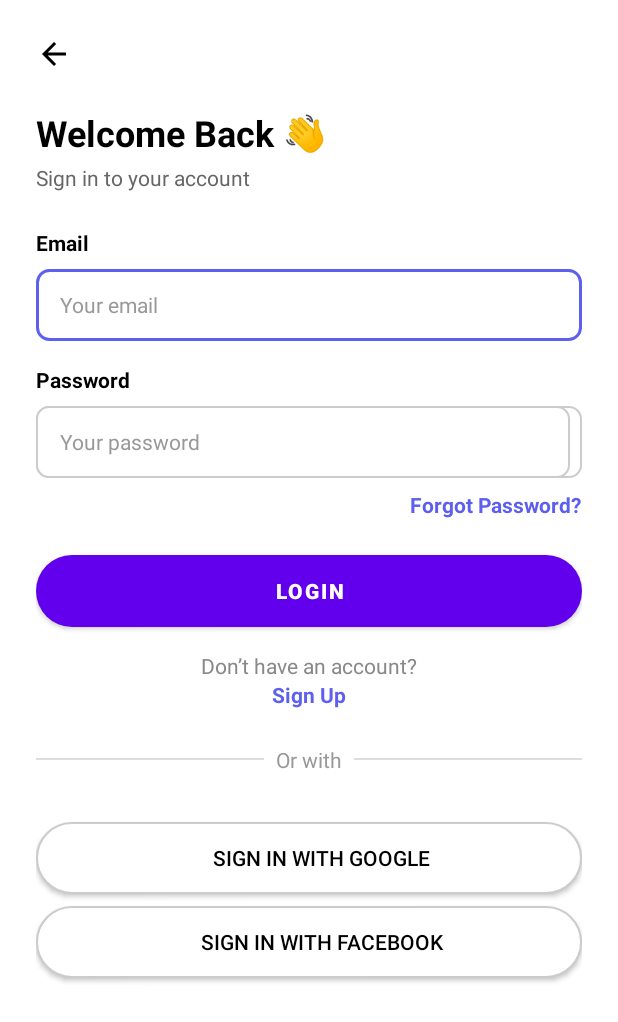
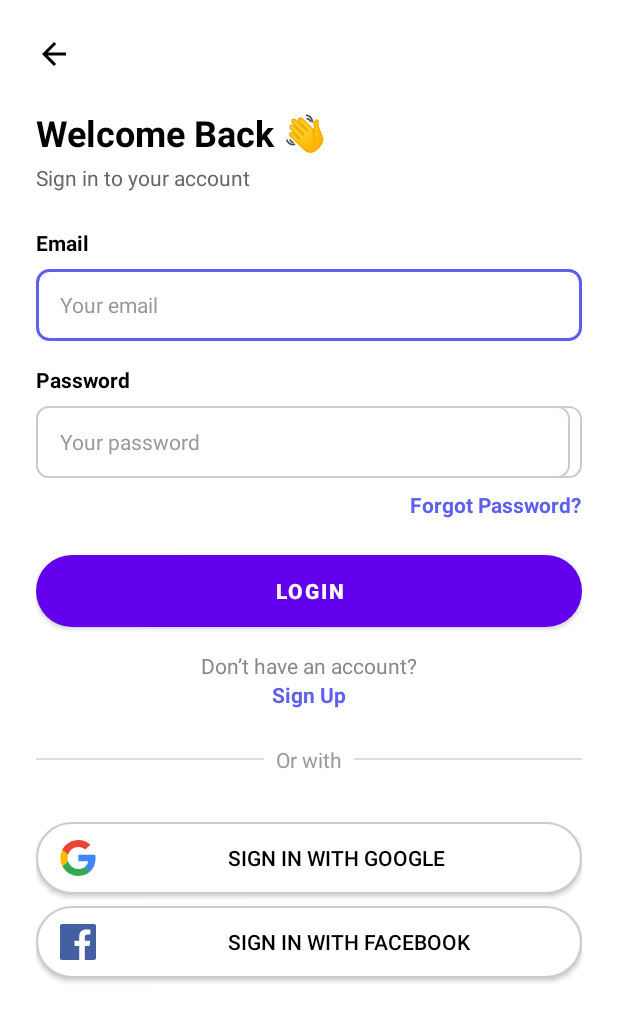
Before and after one commit to trunghia-ne/MovieAppByJava, an Android app: the LoginActivity screen opened directly, with no data from a screen before it, on a phone screen of 412 x 824 dp. Shown: the top 1022 px of the screen. Run offline under Robolectric (Android 15) with nearby library versions, the phone set to English and light mode, and no system bars; our stand-ins replace Firebase (no records; nobody signed in at launch, a user with empty details on screens opened directly); libraries missing offline, so code that uses them is left out: es.dmoral.toasty.

Commit message:
add login with google

```diff
--- a/app/build.gradle
+++ b/app/build.gradle
@@ -55,6 +55,8 @@ dependencies {
 
     // Thêm Firebase Auth nếu dùng
     implementation 'com.google.firebase:firebase-auth'
+    implementation 'com.google.firebase:firebase-auth:22.3.0' // bản mới nhất
+    implementation 'com.google.android.gms:play-services-auth:21.0.0'
 
     // Các thư viện Firebase khác nếu cần
     implementation 'com.google.firebase:firebase-firestore'
--- a/app/src/main/java/com/example/movieappbyjava/LoginActivity.java
+++ b/app/src/main/java/com/example/movieappbyjava/LoginActivity.java
@@ -7,9 +7,12 @@ import android.view.View;
 import android.widget.Button;
 import android.widget.EditText;
 import android.widget.TextView;
-import android.widget.Toast;
-import com.google.firebase.auth.FirebaseAuth;
-import com.google.firebase.auth.FirebaseUser;
+
+import com.google.android.gms.auth.api.signin.*;
+import com.google.android.gms.common.api.ApiException;
+import com.google.android.gms.tasks.Task;
+
+import com.google.firebase.auth.*;
 
 import androidx.activity.EdgeToEdge;
 import androidx.appcompat.app.AppCompatActivity;
@@ -17,22 +20,23 @@ import androidx.core.graphics.Insets;
 import androidx.core.view.ViewCompat;
 import androidx.core.view.WindowInsetsCompat;
 
-import com.google.firebase.FirebaseApp;
-
 import es.dmoral.toasty.Toasty;
 
 public class LoginActivity extends AppCompatActivity {
-    TextView registerNow;
+    private static final int RC_SIGN_IN = 100;
+
     private EditText emailEditText, passwordEditText;
     private Button loginBtn;
+    private Button googleSignInBtn;
     private FirebaseAuth mAuth;
-
+    private GoogleSignInClient mGoogleSignInClient;
 
     @Override
     protected void onCreate(Bundle savedInstanceState) {
         super.onCreate(savedInstanceState);
         EdgeToEdge.enable(this);
         setContentView(R.layout.activity_login_activity);
+
         ViewCompat.setOnApplyWindowInsetsListener(findViewById(R.id.main), (v, insets) -> {
             Insets systemBars = insets.getInsets(WindowInsetsCompat.Type.systemBars());
             v.setPadding(systemBars.left, systemBars.top, systemBars.right, systemBars.bottom);
@@ -42,69 +46,97 @@ public class LoginActivity extends AppCompatActivity {
         emailEditText = findViewById(R.id.emailEditText);
         passwordEditText = findViewById(R.id.passwordEditText);
         loginBtn = findViewById(R.id.loginBtn);
+        googleSignInBtn = findViewById(R.id.googleSignInBtn); // nút Google
 
-        mAuth = FirebaseAuth.getInstance();  // Khởi tạo FirebaseAuth
+        mAuth = FirebaseAuth.getInstance();
+
+        // Google Sign-In config
+        GoogleSignInOptions gso = new GoogleSignInOptions.Builder(GoogleSignInOptions.DEFAULT_SIGN_IN)
+                .requestIdToken(getString(R.string.default_web_client_id)) // tự động có từ google-services.json
+                .requestEmail()
+                .build();
+
+        mGoogleSignInClient = GoogleSignIn.getClient(this, gso);
 
         loginBtn.setOnClickListener(v -> {
             String email = emailEditText.getText().toString().trim();
             String password = passwordEditText.getText().toString().trim();
 
-            if(email.isEmpty()) {
-                Toasty.error(LoginActivity.this, "Email không được để trống", Toasty.LENGTH_SHORT, true).show();
+            if (email.isEmpty()) {
+                Toasty.error(this, "Email không được để trống", Toasty.LENGTH_SHORT, true).show();
+                return;
+            }
+            if (password.isEmpty()) {
+                Toasty.error(this, "Mật khẩu không được để trống", Toasty.LENGTH_SHORT, true).show();
                 return;
             }
 
-            if(password.isEmpty()) {
-                Toasty.error(LoginActivity.this, "Mật khẩu không được để trống", Toasty.LENGTH_SHORT, true).show();
-                return;
-            }
-
-            // Nếu hợp lệ thì gọi đăng nhập Firebase
             loginWithEmailPassword(email, password);
         });
 
-
-        TextView signUpText = findViewById(R.id.signUpText);
-        signUpText.setOnClickListener(new View.OnClickListener() {
-            @Override
-            public void onClick(View v) {
-                Intent intent = new Intent(LoginActivity.this, RegisterActivity.class);
-                startActivity(intent);
-            }
+        googleSignInBtn.setOnClickListener(v -> {
+            Intent signInIntent = mGoogleSignInClient.getSignInIntent();
+            startActivityForResult(signInIntent, RC_SIGN_IN);
         });
 
-        TextView forgotPasswordText = findViewById(R.id.forgotPasswordText);
-        forgotPasswordText.setOnClickListener(v -> {
+        findViewById(R.id.signUpText).setOnClickListener(v ->
+                startActivity(new Intent(this, RegisterActivity.class)));
+
+        findViewById(R.id.forgotPasswordText).setOnClickListener(v -> {
             String email = emailEditText.getText().toString().trim();
-
-            if(email.isEmpty()) {
-                Toasty.error(LoginActivity.this, "Vui lòng nhập email để đặt lại mật khẩu", Toasty.LENGTH_SHORT, true).show();
+            if (email.isEmpty()) {
+                Toasty.error(this, "Vui lòng nhập email để đặt lại mật khẩu", Toasty.LENGTH_SHORT, true).show();
                 return;
             }
 
             mAuth.sendPasswordResetEmail(email)
                     .addOnCompleteListener(task -> {
-                        if(task.isSuccessful()) {
-                            Toasty.success(LoginActivity.this, "Email đặt lại mật khẩu đã được gửi!", Toasty.LENGTH_LONG, true).show();
+                        if (task.isSuccessful()) {
+                            Toasty.success(this, "Email đặt lại mật khẩu đã được gửi!", Toasty.LENGTH_LONG, true).show();
                         } else {
-                            Toasty.error(LoginActivity.this, "Gửi email thất bại: " + task.getException().getMessage(), Toasty.LENGTH_LONG, true).show();
+                            Toasty.error(this, "Gửi thất bại: " + task.getException().getMessage(), Toasty.LENGTH_LONG, true).show();
                         }
                     });
         });
-
     }
 
     private void loginWithEmailPassword(String email, String password) {
         mAuth.signInWithEmailAndPassword(email, password)
                 .addOnCompleteListener(this, task -> {
                     if (task.isSuccessful()) {
-                        FirebaseUser user = mAuth.getCurrentUser();
-                        Toasty.success(LoginActivity.this, "Đăng nhập thành công!", Toasty.LENGTH_SHORT, true).show();
-                        Intent intent = new Intent(LoginActivity.this, HomeActaivity.class);
-                        startActivity(intent);
+                        startActivity(new Intent(this, HomeActaivity.class));
                         finish();
                     } else {
-                        Toasty.error(LoginActivity.this, "Đăng nhập thất bại: " + task.getException().getMessage(), Toasty.LENGTH_LONG, true).show();
+                        Toasty.error(this, "Đăng nhập thất bại: " + task.getException().getMessage(), Toasty.LENGTH_LONG, true).show();
+                    }
+                });
+    }
+
+    @Override
+    protected void onActivityResult(int requestCode, int resultCode, Intent data) {
+        super.onActivityResult(requestCode, resultCode, data);
+
+        if (requestCode == RC_SIGN_IN) {
+            Task<GoogleSignInAccount> task = GoogleSignIn.getSignedInAccountFromIntent(data);
+            try {
+                GoogleSignInAccount account = task.getResult(ApiException.class);
+                firebaseAuthWithGoogle(account.getIdToken());
+            } catch (ApiException e) {
+                Toasty.error(this, "Đăng nhập Google thất bại: " + e.getMessage(), Toasty.LENGTH_LONG, true).show();
+            }
+        }
+    }
+
+    private void firebaseAuthWithGoogle(String idToken) {
+        AuthCredential credential = GoogleAuthProvider.getCredential(idToken, null);
+        mAuth.signInWithCredential(credential)
+                .addOnCompleteListener(this, task -> {
+                    if (task.isSuccessful()) {
+                        Toasty.success(this, "Đăng nhập Google thành công!", Toasty.LENGTH_SHORT, true).show();
+                        startActivity(new Intent(this, HomeActaivity.class));
+                        finish();
+                    } else {
+                        Toasty.error(this, "Lỗi Firebase: " + task.getException().getMessage(), Toasty.LENGTH_LONG, true).show();
                     }
                 });
     }
--- /dev/null
+++ b/app/src/main/res/drawable/ic_fb.xml
@@ -0,0 +1,12 @@
+<vector xmlns:android="http://schemas.android.com/apk/res/android"
+    android:width="24dp"
+    android:height="24dp"
+    android:viewportWidth="48"
+    android:viewportHeight="48">
+  <path
+      android:pathData="M25.638,48L2.649,48C1.186,48 0,46.814 0,45.351L0,2.649C0,1.186 1.186,0 2.649,0L45.351,0C46.814,0 48,1.186 48,2.649L48,45.351C48,46.814 46.814,48 45.351,48L33.119,48L33.119,29.412L39.359,29.412L40.293,22.168L33.119,22.168L33.119,17.543C33.119,15.445 33.702,14.016 36.709,14.016L40.545,14.014L40.545,7.535C39.882,7.447 37.605,7.25 34.956,7.25C29.425,7.25 25.638,10.626 25.638,16.825L25.638,22.168L19.383,22.168L19.383,29.412L25.638,29.412L25.638,48L25.638,48Z"
+      android:strokeWidth="1"
+      android:fillColor="#4460A0"
+      android:fillType="evenOdd"
+      android:strokeColor="#00000000"/>
+</vector>
--- /dev/null
+++ b/app/src/main/res/drawable/ic_google.xml
@@ -0,0 +1,18 @@
+<vector xmlns:android="http://schemas.android.com/apk/res/android"
+    android:width="24dp"
+    android:height="24dp"
+    android:viewportWidth="262"
+    android:viewportHeight="262">
+  <path
+      android:pathData="M258.88,133.45c0,-10.73 -0.87,-18.57 -2.76,-26.69L133.55,106.76v48.45h71.95c-1.45,12.04 -9.28,30.17 -26.69,42.36l-0.24,1.62 38.76,30.02 2.68,0.27c24.66,-22.77 38.88,-56.28 38.88,-96.03"
+      android:fillColor="#4285F4"/>
+  <path
+      android:pathData="M133.55,261.1c35.25,0 64.84,-11.6 86.45,-31.62l-41.2,-31.91c-11.02,7.69 -25.82,13.06 -45.26,13.06 -34.52,0 -63.82,-22.77 -74.27,-54.25l-1.53,0.13 -40.3,31.19 -0.53,1.47C38.39,231.8 82.49,261.1 133.55,261.1"
+      android:fillColor="#34A853"/>
+  <path
+      android:pathData="M59.28,156.37c-2.76,-8.12 -4.35,-16.83 -4.35,-25.82 0,-8.99 1.6,-17.7 4.21,-25.82l-0.07,-1.73L18.26,71.31l-1.34,0.63C8.08,89.64 3,109.52 3,130.55s5.08,40.9 13.93,58.6l42.36,-32.78"
+      android:fillColor="#FBBC05"/>
+  <path
+      android:pathData="M133.55,50.48c24.51,0 41.05,10.59 50.48,19.44l36.84,-35.97C198.24,12.91 168.8,0 133.55,0 82.49,0 38.39,29.3 16.92,71.95l42.21,32.78c10.59,-31.48 39.89,-54.25 74.41,-54.25"
+      android:fillColor="#EB4335"/>
+</vector>
--- a/app/src/main/res/layout/activity_login_activity.xml
+++ b/app/src/main/res/layout/activity_login_activity.xml
@@ -180,21 +180,23 @@
 
             <!-- Sign in with Google -->
             <androidx.appcompat.widget.AppCompatButton
+                android:id="@+id/googleSignInBtn"
                 android:layout_width="match_parent"
                 android:layout_height="48dp"
                 android:layout_marginTop="8dp"
                 android:text="Sign in with Google"
-
                 android:background="@drawable/bg_social_button"
-                android:textAlignment="center"
-                android:gravity="center"
                 android:textColor="#000000"
+                android:drawableStart="@drawable/ic_google"
                 android:drawablePadding="12dp"
                 android:paddingStart="16dp"
-                />
+                android:paddingEnd="16dp" />
+
+
 
             <!-- Sign in with Apple -->
             <androidx.appcompat.widget.AppCompatButton
+                android:id="@+id/fbSignInBtn"
                 android:layout_width="match_parent"
                 android:layout_height="48dp"
                 android:layout_marginTop="8dp"
@@ -203,6 +205,7 @@
                 android:gravity="center"
                 android:background="@drawable/bg_social_button"
                 android:textColor="#000000"
+                android:drawableStart="@drawable/ic_fb"
                 android:drawablePadding="12dp"
                 android:paddingStart="16dp"
                 />
--- a/app/src/main/res/values/strings.xml
+++ b/app/src/main/res/values/strings.xml
@@ -1,3 +1,4 @@
 <resources>
     <string name="app_name">MovieAppByJava</string>
+    <string name="default_web_client_id">1080495279484-d4qo88cvfg3r8593nn7huck8k3g9qumu.apps.googleusercontent.com</string>
 </resources>
```
Also changed, not shown: 1 other file.
